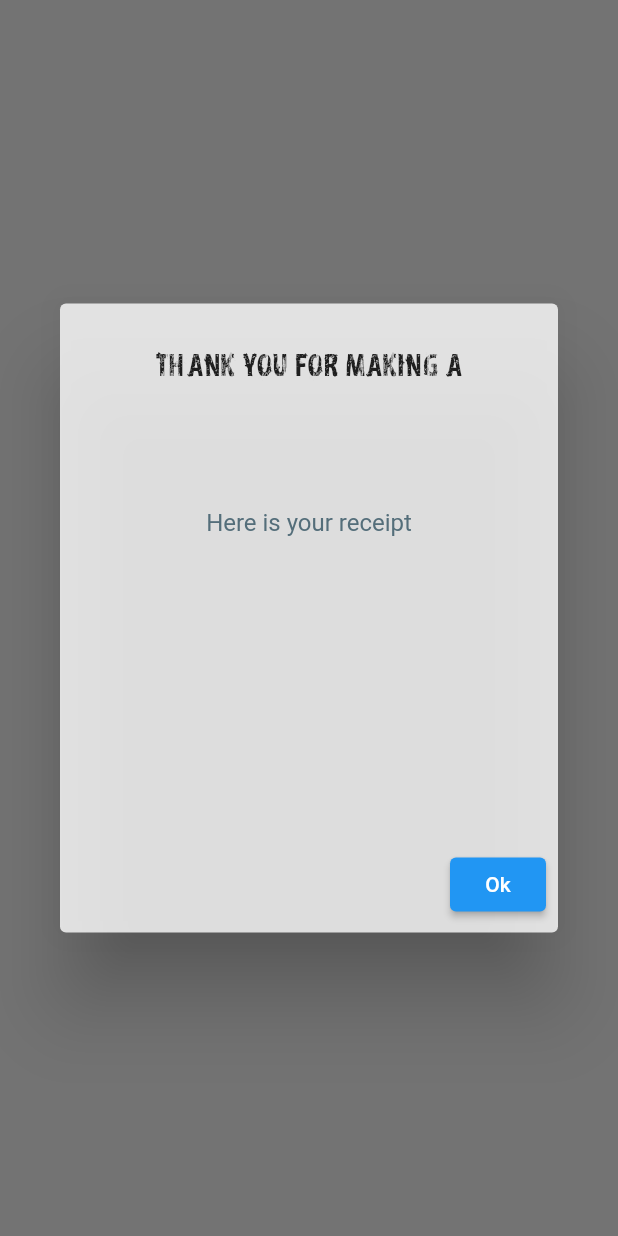
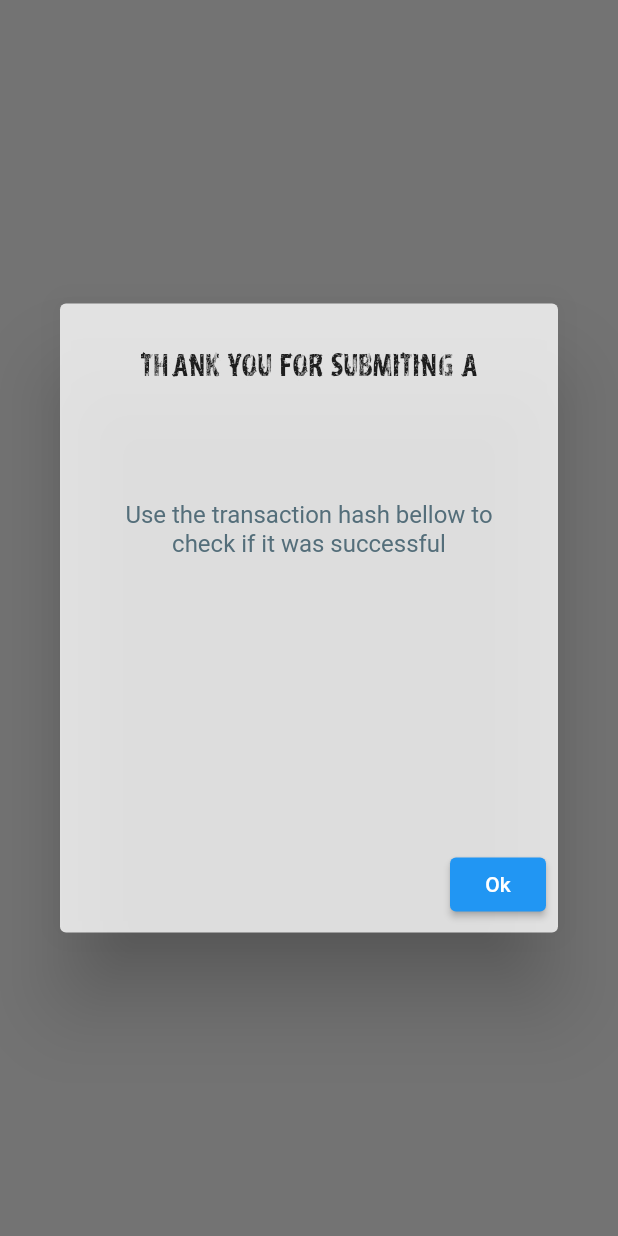
Before and after one commit to RBeato/basic-dApp, a Flutter app: what showReceipt() shows on an empty page, opened directly with empty values, on a phone screen of 412 x 824 dp. Run offline on Flutter 3.47's test engine with Material 2 defaults, Android fonts, the phone set to English and light mode, and no system bars; our stand-ins replace flutter_dotenv, syncfusion_flutter_sliders; missing offline and left inert: web3dart; Roboto replaces fonts that are missing (Raleway); statements that could not run were skipped.

Commit message:
small dialog box change

```diff
--- a/lib/home_page.dart
+++ b/lib/home_page.dart
@@ -187,7 +187,7 @@ showReceipt(BuildContext context, String text, String receipt) {
           title: Padding(
             padding: const EdgeInsets.all(10.0),
             child: Text(
-              "Thank you for making a $text",
+              "Thank you for submiting a $text",
               textAlign: TextAlign.center,
               style: TextStyle(
                 fontFamily: 'vtks_distress',
@@ -203,7 +203,7 @@ showReceipt(BuildContext context, String text, String receipt) {
               crossAxisAlignment: CrossAxisAlignment.center,
               children: <Widget>[
                 Text(
-                  "Here is your receipt",
+                  "Use the transaction hash bellow to check if it was successful",
                   textAlign: TextAlign.center,
                   style: TextStyle(
                       fontSize: 16.0,
```
